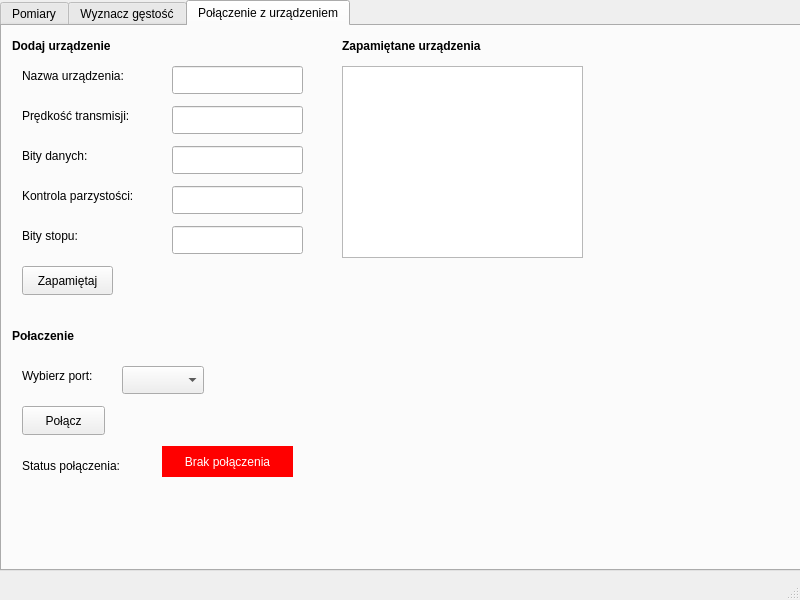
This is main_window.ui in mar8us/RadWag as Qt 5 draws it before an edit. The edited form follows.
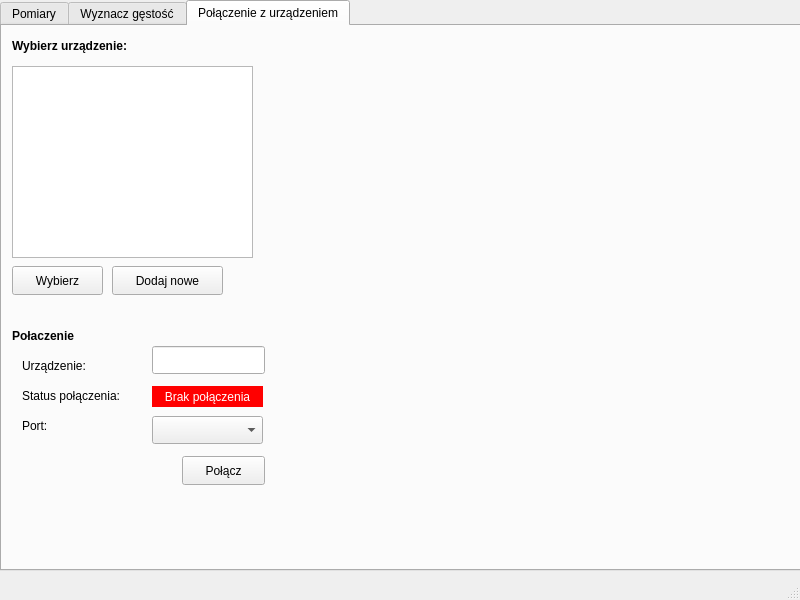
This is the edited form.

Commit message: Refactoring design of tabSettings and preparation of new window to add divices

```diff
--- a/main_window.ui
+++ b/main_window.ui
@@ -55,18 +55,24 @@
      <widget class="QListView" name="remDivListView">
       <property name="geometry">
        <rect>
-        <x>340</x>
+        <x>10</x>
         <y>40</y>
         <width>241</width>
         <height>192</height>
        </rect>
       </property>
+      <property name="font">
+       <font>
+        <pointsize>12</pointsize>
+        <bold>true</bold>
+       </font>
+      </property>
      </widget>
      <widget class="QLabel" name="statusConnLabel">
       <property name="geometry">
        <rect>
         <x>20</x>
-        <y>430</y>
+        <y>360</y>
         <width>121</width>
         <height>20</height>
        </rect>
@@ -78,9 +84,9 @@
      <widget class="QComboBox" name="serialPortCombo">
       <property name="geometry">
        <rect>
-        <x>120</x>
-        <y>340</y>
-        <width>82</width>
+        <x>150</x>
+        <y>390</y>
+        <width>111</width>
         <height>28</height>
        </rect>
       </property>
@@ -89,20 +95,20 @@
       <property name="geometry">
        <rect>
         <x>20</x>
-        <y>340</y>
-        <width>121</width>
+        <y>390</y>
+        <width>81</width>
         <height>20</height>
        </rect>
       </property>
       <property name="text">
-       <string>Wybierz port:</string>
+       <string>Port:</string>
       </property>
      </widget>
      <widget class="QPushButton" name="connectButton">
       <property name="geometry">
        <rect>
-        <x>20</x>
-        <y>380</y>
+        <x>180</x>
+        <y>430</y>
         <width>83</width>
         <height>29</height>
        </rect>
@@ -114,10 +120,10 @@
      <widget class="QLabel" name="statusLabel">
       <property name="geometry">
        <rect>
-        <x>160</x>
-        <y>420</y>
-        <width>131</width>
-        <height>31</height>
+        <x>150</x>
+        <y>360</y>
+        <width>111</width>
+        <height>21</height>
        </rect>
       </property>
       <property name="styleSheet">
@@ -136,7 +142,7 @@
      <widget class="QLabel" name="titleRembDivLabel">
       <property name="geometry">
        <rect>
-        <x>340</x>
+        <x>10</x>
         <y>10</y>
         <width>171</width>
         <height>20</height>
@@ -148,168 +154,20 @@
        </font>
       </property>
       <property name="text">
-       <string>Zapamiętane urządzenia</string>
+       <string>Wybierz urządzenie:</string>
       </property>
      </widget>
-     <widget class="QLineEdit" name="parityEdit">
+     <widget class="QPushButton" name="addNewDiviceButton">
       <property name="geometry">
        <rect>
-        <x>170</x>
-        <y>160</y>
-        <width>131</width>
-        <height>28</height>
-       </rect>
-      </property>
-      <property name="readOnly">
-       <bool>true</bool>
-      </property>
-     </widget>
-     <widget class="QLineEdit" name="speedTransEdit">
-      <property name="geometry">
-       <rect>
-        <x>170</x>
-        <y>80</y>
-        <width>131</width>
-        <height>28</height>
-       </rect>
-      </property>
-      <property name="readOnly">
-       <bool>true</bool>
-      </property>
-     </widget>
-     <widget class="QLineEdit" name="bitEdit">
-      <property name="geometry">
-       <rect>
-        <x>170</x>
-        <y>120</y>
-        <width>131</width>
-        <height>28</height>
-       </rect>
-      </property>
-      <property name="readOnly">
-       <bool>true</bool>
-      </property>
-     </widget>
-     <widget class="QLineEdit" name="divNameEdit">
-      <property name="geometry">
-       <rect>
-        <x>170</x>
-        <y>40</y>
-        <width>131</width>
-        <height>28</height>
-       </rect>
-      </property>
-      <property name="readOnly">
-       <bool>true</bool>
-      </property>
-     </widget>
-     <widget class="QLabel" name="divNameLabel">
-      <property name="geometry">
-       <rect>
-        <x>20</x>
-        <y>40</y>
-        <width>131</width>
-        <height>20</height>
-       </rect>
-      </property>
-      <property name="text">
-       <string>Nazwa urządzenia:</string>
-      </property>
-     </widget>
-     <widget class="QLabel" name="speedTransLabel">
-      <property name="geometry">
-       <rect>
-        <x>20</x>
-        <y>80</y>
-        <width>131</width>
-        <height>20</height>
-       </rect>
-      </property>
-      <property name="text">
-       <string>Prędkość transmisji:</string>
-      </property>
-     </widget>
-     <widget class="QLabel" name="bitLabel">
-      <property name="geometry">
-       <rect>
-        <x>20</x>
-        <y>120</y>
-        <width>131</width>
-        <height>20</height>
-       </rect>
-      </property>
-      <property name="text">
-       <string>Bity danych:</string>
-      </property>
-     </widget>
-     <widget class="QLabel" name="stopBitLabel">
-      <property name="geometry">
-       <rect>
-        <x>20</x>
-        <y>200</y>
-        <width>131</width>
-        <height>20</height>
-       </rect>
-      </property>
-      <property name="text">
-       <string>Bity stopu:</string>
-      </property>
-     </widget>
-     <widget class="QLabel" name="parityLabel">
-      <property name="geometry">
-       <rect>
-        <x>20</x>
-        <y>160</y>
-        <width>141</width>
-        <height>20</height>
-       </rect>
-      </property>
-      <property name="text">
-       <string>Kontrola parzystości:</string>
-      </property>
-     </widget>
-     <widget class="QLineEdit" name="stopBitEdit">
-      <property name="geometry">
-       <rect>
-        <x>170</x>
-        <y>200</y>
-        <width>131</width>
-        <height>28</height>
-       </rect>
-      </property>
-      <property name="readOnly">
-       <bool>true</bool>
-      </property>
-     </widget>
-     <widget class="QPushButton" name="addDivToRemButton">
-      <property name="geometry">
-       <rect>
-        <x>20</x>
+        <x>110</x>
         <y>240</y>
-        <width>91</width>
+        <width>111</width>
         <height>29</height>
        </rect>
       </property>
       <property name="text">
-       <string>Zapamiętaj</string>
-      </property>
-     </widget>
-     <widget class="QLabel" name="titleAddDivaceLabel">
-      <property name="geometry">
-       <rect>
-        <x>10</x>
-        <y>10</y>
-        <width>171</width>
-        <height>20</height>
-       </rect>
-      </property>
-      <property name="font">
-       <font>
-        <bold>true</bold>
-       </font>
-      </property>
-      <property name="text">
-       <string>Dodaj urządzenie</string>
+       <string>Dodaj nowe</string>
       </property>
      </widget>
      <widget class="QLabel" name="titleConnLabel">
@@ -330,6 +188,45 @@
        <string>Połaczenie</string>
       </property>
      </widget>
+     <widget class="QLabel" name="diviceNameLabel">
+      <property name="geometry">
+       <rect>
+        <x>20</x>
+        <y>330</y>
+        <width>91</width>
+        <height>20</height>
+       </rect>
+      </property>
+      <property name="text">
+       <string>Urządzenie:</string>
+      </property>
+     </widget>
+     <widget class="QLineEdit" name="divaceNameEdit">
+      <property name="geometry">
+       <rect>
+        <x>150</x>
+        <y>320</y>
+        <width>113</width>
+        <height>28</height>
+       </rect>
+      </property>
+      <property name="readOnly">
+       <bool>true</bool>
+      </property>
+     </widget>
+     <widget class="QPushButton" name="selectDiviceButton">
+      <property name="geometry">
+       <rect>
+        <x>10</x>
+        <y>240</y>
+        <width>91</width>
+        <height>29</height>
+       </rect>
+      </property>
+      <property name="text">
+       <string>Wybierz</string>
+      </property>
+     </widget>
     </widget>
    </widget>
   </widget>
```
The commit also changes 1 other file.
